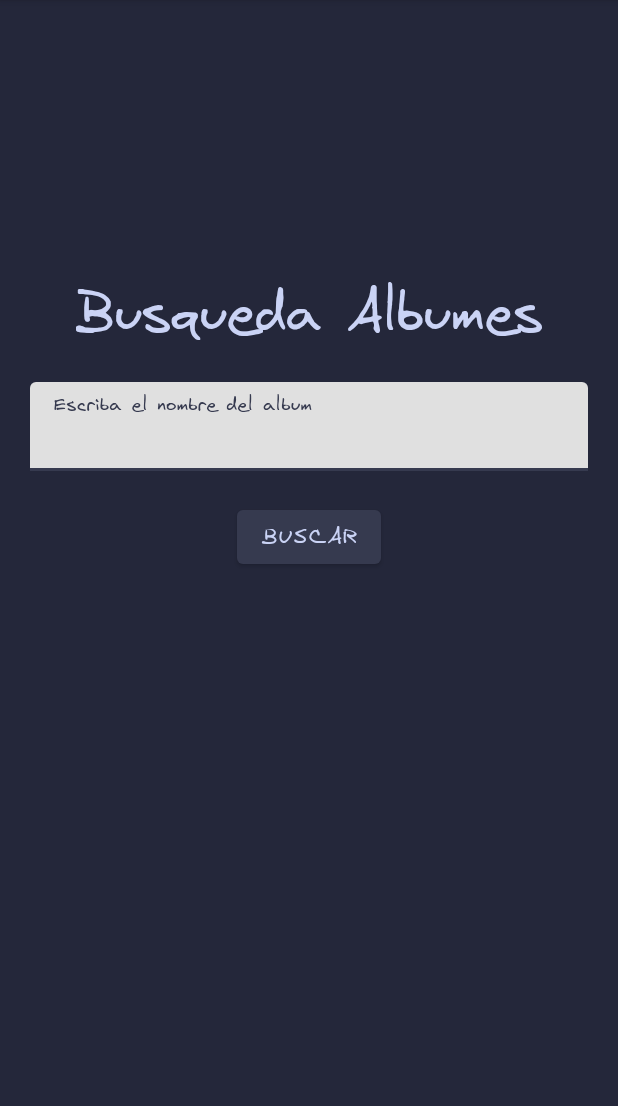
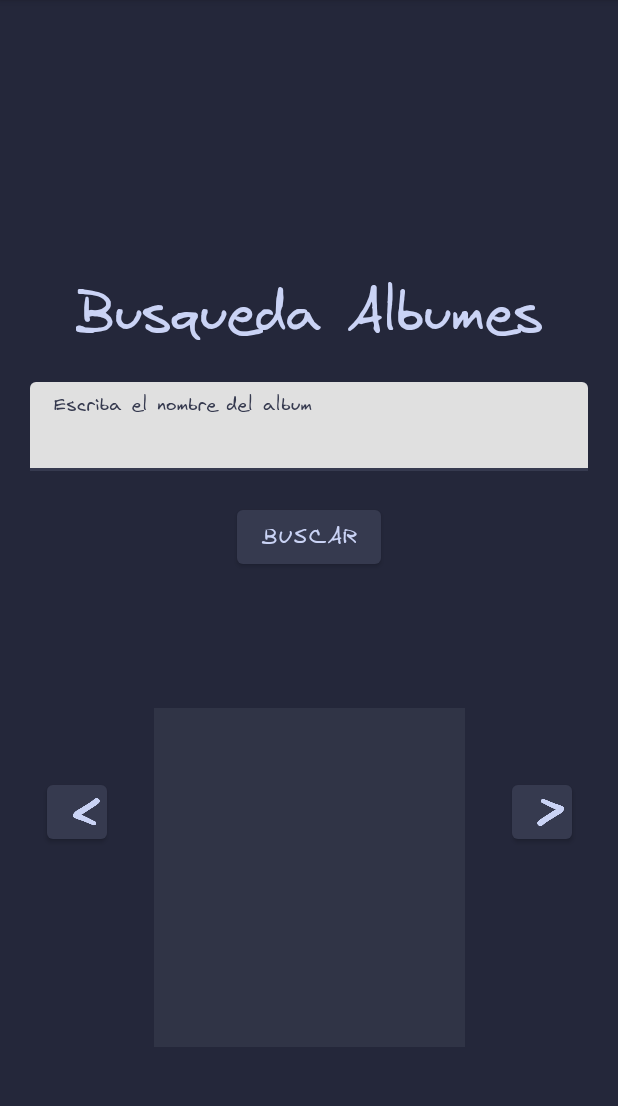
Before and after one commit to Matt-FTW/Trakabum, an Android app: the DefaultActivity screen opened directly, with no data from a screen before it, on a phone screen of 412 x 824 dp, the part 84-1190 px from its top. Run offline under Robolectric (Android 15) with nearby library versions, the phone set to English and light mode, and no system bars; libraries missing offline, so code that uses them is left out: com.adamratzman.spotify; pictures from the network do not load.

Commit message:
Nuevas funcionalidades y documentacion de la app
Moverse entre albumes, mas informacion de estos, libreria para cargar imagenes

```diff
--- a/src/app/build.gradle
+++ b/src/app/build.gradle
@@ -67,7 +67,8 @@ dependencies {
     androidTestImplementation 'androidx.compose.ui:ui-test-junit4'
     debugImplementation 'androidx.compose.ui:ui-tooling'
     debugImplementation 'androidx.compose.ui:ui-test-manifest'
-    //implementation "com.spotify.android:auth:2.0.2"
     implementation("com.adamratzman:spotify-api-kotlin-core:3.8.8")
     implementation "org.jetbrains.kotlinx:kotlinx-serialization-json:1.3.3"
+    implementation 'com.github.bumptech.glide:glide:4.12.0'
+    annotationProcessor 'com.github.bumptech.glide:compiler:4.12.0'
 }
--- a/src/app/src/main/res/layout/activity_default.xml
+++ b/src/app/src/main/res/layout/activity_default.xml
@@ -1,11 +1,10 @@
 <androidx.constraintlayout.widget.ConstraintLayout xmlns:android="http://schemas.android.com/apk/res/android"
     xmlns:app="http://schemas.android.com/apk/res-auto"
-    xmlns:tools="http://schemas.android.com/tools"
     android:id="@+id/drawer_layout"
     android:layout_width="match_parent"
     android:layout_height="match_parent"
-    android:theme="@style/Theme.Macchiato"
-    android:background="@color/macchiato_black_200">
+    android:background="@color/macchiato_black_200"
+    android:theme="@style/Theme.Macchiato">
 
 
     <com.google.android.material.textfield.TextInputLayout
@@ -24,16 +23,16 @@
             android:id="@+id/txtAlbumName"
             android:layout_width="match_parent"
             android:layout_height="wrap_content"
-            android:hint="Escriba el nombre del album" />
+            android:hint="@string/txtAlbumNameHint" />
     </com.google.android.material.textfield.TextInputLayout>
 
     <TextView
-        android:id="@+id/textView3"
+        android:id="@+id/lblSearchingHeading"
         android:layout_width="wrap_content"
         android:layout_height="wrap_content"
         android:layout_marginBottom="20dp"
-        android:text="Busqueda Albumes"
-        android:textSize="35dp"
+        android:text="@string/lblSearchingHeading"
+        android:textSize="35sp"
         app:layout_constraintBottom_toTopOf="@+id/textInputLayout"
         app:layout_constraintEnd_toEndOf="parent"
         app:layout_constraintStart_toStartOf="parent" />
@@ -43,7 +42,7 @@
         android:layout_width="wrap_content"
         android:layout_height="wrap_content"
         android:layout_marginTop="20dp"
-        android:text="Buscar"
+        android:text="@string/btnSearch"
         app:layout_constraintEnd_toEndOf="parent"
         app:layout_constraintStart_toStartOf="parent"
         app:layout_constraintTop_toBottomOf="@+id/textInputLayout" />
@@ -53,8 +52,50 @@
         android:layout_width="wrap_content"
         android:layout_height="wrap_content"
         android:layout_marginTop="20dp"
-        android:textSize="25dp"
+        android:textSize="25sp"
         app:layout_constraintEnd_toEndOf="parent"
         app:layout_constraintStart_toStartOf="parent"
         app:layout_constraintTop_toBottomOf="@+id/btnSearch" />
+
+    <TextView
+        android:id="@+id/lblAlbumYear"
+        android:layout_width="wrap_content"
+        android:layout_height="wrap_content"
+        android:layout_marginTop="20dp"
+        android:textSize="25sp"
+        app:layout_constraintBottom_toBottomOf="parent"
+        app:layout_constraintEnd_toEndOf="parent"
+        app:layout_constraintStart_toStartOf="parent" />
+
+    <ImageView
+        android:id="@+id/imgAlbumCover"
+        android:layout_width="207dp"
+        android:layout_height="226dp"
+        app:layout_constraintBottom_toTopOf="@+id/lblAlbumYear"
+        app:layout_constraintEnd_toEndOf="parent"
+        app:layout_constraintStart_toStartOf="parent"
+        app:layout_constraintTop_toBottomOf="@+id/lblAlbumName"
+        app:srcCompat="@color/frappe_black_200" />
+
+    <Button
+        android:id="@+id/btnNext"
+        android:layout_width="40dp"
+        android:layout_height="wrap_content"
+        app:icon="@drawable/arrow_right"
+        app:iconSize="20dp"
+        app:layout_constraintBottom_toBottomOf="parent"
+        app:layout_constraintEnd_toEndOf="parent"
+        app:layout_constraintStart_toEndOf="@+id/imgAlbumCover"
+        app:layout_constraintTop_toBottomOf="@+id/textInputLayout" />
+
+    <Button
+        android:id="@+id/btnPrevious"
+        android:layout_width="40dp"
+        android:layout_height="wrap_content"
+        app:icon="@drawable/arrow_left"
+        app:iconSize="20dp"
+        app:layout_constraintBottom_toBottomOf="parent"
+        app:layout_constraintEnd_toStartOf="@+id/imgAlbumCover"
+        app:layout_constraintStart_toStartOf="parent"
+        app:layout_constraintTop_toBottomOf="@+id/textInputLayout" />
 </androidx.constraintlayout.widget.ConstraintLayout>
--- a/src/app/src/main/res/values/strings.xml
+++ b/src/app/src/main/res/values/strings.xml
@@ -11,4 +11,11 @@
     <string name="menu_home">Home</string>
     <string name="menu_gallery">Gallery</string>
     <string name="menu_slideshow">Slideshow</string>
+    <string name="btnSearch">Buscar</string>
+    <string name="lblSearchingHeading">Busqueda Albumes</string>
+    <string name="txtAlbumNameHint">Escriba el nombre del album</string>
+    <string name="lblAppNameHeading">Trakabum</string>
+    <string name="lblAppDescription">Album Tracker \n Organize your Music</string>
+    <string name="btnSpotifyLoginAct">Spotify Login</string>
+    <string name="btnOfflineLoginAct">Offline Mode</string>
 </resources>
```
Also changed, not shown: src/app/src/main/java/com/slc2223/trakabumkt/DefaultActivity.kt (+62 -6 lines), src/app/src/main/java/com/slc2223/trakabumkt/KotlinUtils.kt (+0 -32 lines), src/app/src/main/java/com/slc2223/trakabumkt/LoginActivity.kt (+12 -52 lines), src/app/src/main/java/com/slc2223/trakabumkt/Model.kt (+7 -3 lines), src/app/src/main/java/com/slc2223/trakabumkt/SpotifyImplicitLoginActivityImpl.kt (+3 -4 lines), src/app/src/main/res/layout/activity_login.xml (+10 -10 lines), src/app/src/main/res/drawable/arrow_left.png (added), src/app/src/main/res/drawable/arrow_right.png (added).
